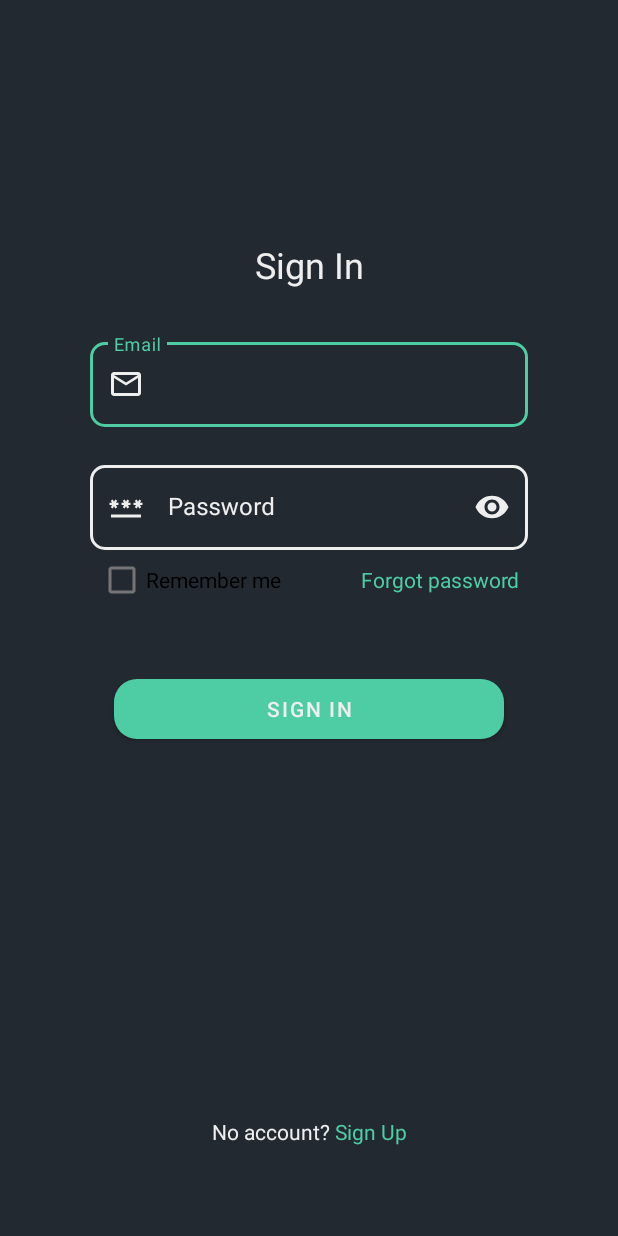
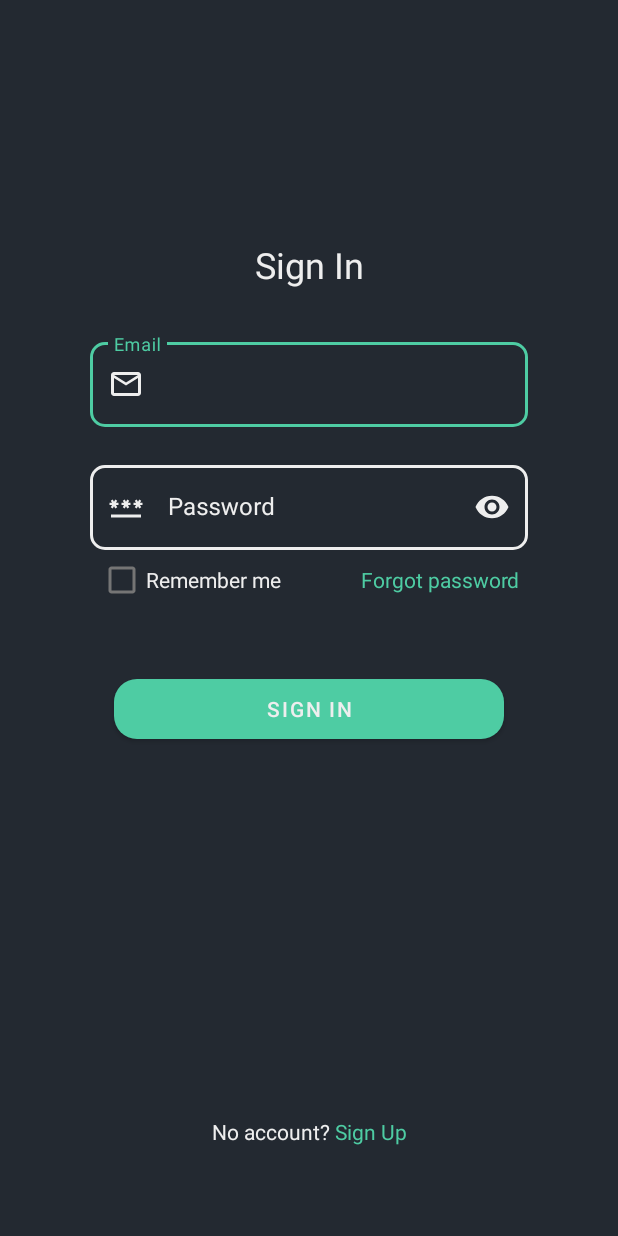
Before and after one commit to CoolKrit/AVANTO, an Android app: the screen it shows after launch (SignActivity), on a phone screen of 412 x 824 dp. Run offline under Robolectric (Android 15) with nearby library versions, the phone set to English and light mode, and no system bars; our stand-ins replace Firebase (no records; nobody signed in at launch, a user with empty details on screens opened directly).

Commit message:
Some Fix

```diff
--- /dev/null
+++ b/app/src/main/res/color/bottom_nav_bar_icon_color.xml
@@ -0,0 +1,5 @@
+<?xml version="1.0" encoding="utf-8"?>
+<selector xmlns:android="http://schemas.android.com/apk/res/android">
+    <item android:state_checked="true" android:color="@color/app_selected" />
+    <item android:color="@color/app_unselected" />
+</selector>
--- a/app/src/main/res/layout-xxxhdpi/fragment_sign_in.xml
+++ b/app/src/main/res/layout-xxxhdpi/fragment_sign_in.xml
@@ -43,7 +43,8 @@
             android:layout_width="match_parent"
             android:layout_height="wrap_content"
 
-            android:inputType="textEmailAddress" />
+            android:inputType="textEmailAddress"
+            android:textColor="@color/app_unselected"/>
     </com.google.android.material.textfield.TextInputLayout>
 
     <!-- Поле ввода (Пароль) -->
@@ -70,11 +71,12 @@
             android:layout_height="wrap_content"
 
             android:inputType="textPassword"
+            android:textColor="@color/app_unselected"
             android:maxLength="25" />
     </com.google.android.material.textfield.TextInputLayout>
 
     <!-- Кнопка (Запомнить) -->
-    <CheckBox
+    <com.google.android.material.checkbox.MaterialCheckBox
         android:id="@+id/remember_me_checkbox"
         android:layout_width="wrap_content"
         android:layout_height="20dp"
@@ -83,6 +85,7 @@
 
         android:checked="false"
         android:text="@string/remember_me"
+        android:textColor="@color/app_unselected"
 
         app:layout_constraintStart_toStartOf="parent"
         app:layout_constraintTop_toBottomOf="@+id/signin_password_input_field" />
--- a/app/src/main/res/layout/activity_home.xml
+++ b/app/src/main/res/layout/activity_home.xml
@@ -23,6 +23,7 @@
         android:layout_width="match_parent"
         android:layout_height="wrap_content"
         android:background="@color/app_foreground"
+        app:itemIconTint="@color/bottom_nav_bar_icon_color"
         app:layout_constraintBottom_toBottomOf="parent"
         app:layout_constraintEnd_toEndOf="parent"
         app:layout_constraintStart_toStartOf="parent"
--- a/app/src/main/res/menu/bottom_nav_menu.xml
+++ b/app/src/main/res/menu/bottom_nav_menu.xml
@@ -4,11 +4,11 @@
     <item
         android:id="@+id/homeFragment"
         android:title="@string/home"
-        android:icon="@drawable/ic_home"/>
+        android:icon="@drawable/ic_home" />
     <item
         android:id="@+id/musicFragment"
         android:title="@string/music"
-        android:icon="@drawable/ic_music"/>
+        android:icon="@drawable/ic_music" />
     <item
         android:id="@+id/videoFragment"
         android:title="@string/video"
--- a/app/src/main/res/values-night/themes.xml
+++ b/app/src/main/res/values-night/themes.xml
@@ -3,18 +3,18 @@
     <style name="Theme.AVANTO" parent="Theme.MaterialComponents.DayNight.NoActionBar">
         <!-- Primary brand color. -->
         <item name="colorPrimary">@color/app_selected</item>
-        <item name="colorPrimaryVariant">@color/app_foreground</item>
+        <item name="colorPrimaryVariant">@color/app_selected</item>
         <item name="colorOnPrimary">@color/app_unselected</item>
         <!-- Secondary brand color. -->
         <item name="colorSecondary">@color/app_selected</item>
         <item name="colorSecondaryVariant">@color/app_selected</item>
         <item name="colorOnSecondary">@color/app_foreground</item>
         <!-- Background brand color. -->
-        <item name="android:windowBackground">@color/app_background</item>
+        <item name="android:colorBackground">@color/app_background</item>
         <!-- Status bar color. -->
         <item name="android:statusBarColor">?attr/colorOnSecondary</item>
         <item name="android:navigationBarColor">?attr/colorOnSecondary</item>
         <!-- Customize your theme here. -->
-        <item name="android:textColor">@color/app_unselected</item>
+        <item name="android:textColor">?attr/colorOnPrimary</item>
     </style>
 </resources>
--- a/app/src/main/res/values/styles.xml
+++ b/app/src/main/res/values/styles.xml
@@ -10,16 +10,16 @@
 
     <!-- TextInputLayout_TextField -->
     <style name="TextInputLayoutStyle" parent="Widget.MaterialComponents.TextInputLayout.OutlinedBox">
-        <item name="boxStrokeColor">@color/app_selected</item>
+        <item name="boxStrokeColor">?attr/colorPrimary</item>
         <item name="boxStrokeWidth">2dp</item>
         <item name="boxCornerRadiusTopStart">10dp</item>
         <item name="boxCornerRadiusTopEnd">10dp</item>
         <item name="boxCornerRadiusBottomStart">10dp</item>
         <item name="boxCornerRadiusBottomEnd">10dp</item>
 
-        <item name="startIconTint">@color/app_unselected</item>
-        <item name="endIconTint">@color/app_unselected</item>
-        <item name="android:textColorHint">@color/app_unselected</item>
-        <item name="hintTextColor">@color/app_selected</item>
+        <item name="startIconTint">?attr/colorOnPrimary</item>
+        <item name="endIconTint">?attr/colorOnPrimary</item>
+        <item name="android:textColorHint">?attr/colorOnPrimary</item>
+        <item name="hintTextColor">?attr/colorPrimary</item>
     </style>
 </resources>
--- a/app/src/main/res/values/themes.xml
+++ b/app/src/main/res/values/themes.xml
@@ -3,18 +3,18 @@
     <style name="Theme.AVANTO" parent="Theme.MaterialComponents.DayNight.NoActionBar">
         <!-- Primary brand color. -->
         <item name="colorPrimary">@color/app_selected</item>
-        <item name="colorPrimaryVariant">@color/app_foreground</item>
+        <item name="colorPrimaryVariant">@color/app_selected</item>
         <item name="colorOnPrimary">@color/app_unselected</item>
         <!-- Secondary brand color. -->
         <item name="colorSecondary">@color/app_selected</item>
         <item name="colorSecondaryVariant">@color/app_selected</item>
         <item name="colorOnSecondary">@color/app_foreground</item>
         <!-- Background brand color. -->
-        <item name="android:windowBackground">@color/app_background</item>
+        <item name="android:colorBackground">@color/app_background</item>
         <!-- Status bar color. -->
         <item name="android:statusBarColor">?attr/colorOnSecondary</item>
         <item name="android:navigationBarColor">?attr/colorOnSecondary</item>
         <!-- Customize your theme here. -->
-        <item name="android:textColor">@color/app_unselected</item>
+        <item name="android:textColor">?attr/colorOnPrimary</item>
     </style>
 </resources>
```
